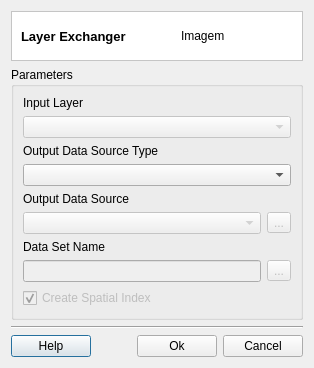
Before: the Qt Designer form src/terralib/qt/widgets/exchanger/ui/DirectExchangerDialogForm.ui in claudiobogossian/terralib5, drawn with Qt 5.
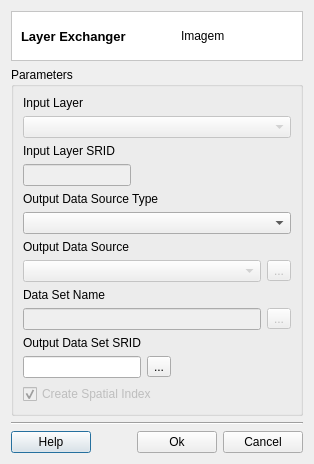
After: the same form once the commit is applied. Custom widgets are drawn as their Qt base class.

Commit message: created new attribute converter to associate/convert geometries. The attribute m_srid from DataSetAdapter has been removed. For geometries reprojection its now necessary to use this converter. All components were adapted for this new method.

```diff
--- a/src/terralib/qt/widgets/exchanger/ui/DirectExchangerDialogForm.ui
+++ b/src/terralib/qt/widgets/exchanger/ui/DirectExchangerDialogForm.ui
@@ -7,18 +7,18 @@
     <x>0</x>
     <y>0</y>
     <width>307</width>
-    <height>362</height>
+    <height>460</height>
    </rect>
   </property>
   <property name="windowTitle">
    <string>Layer Exchanger</string>
   </property>
-  <layout class="QGridLayout" name="gridLayout_13">
+  <layout class="QGridLayout" name="gridLayout_17">
    <property name="sizeConstraint">
     <enum>QLayout::SetFixedSize</enum>
    </property>
    <item row="0" column="0">
-    <layout class="QGridLayout" name="gridLayout_9">
+    <layout class="QGridLayout" name="gridLayout_16">
      <item row="0" column="0">
       <widget class="QFrame" name="frame_3">
        <property name="styleSheet">
@@ -81,9 +81,9 @@
        <property name="title">
         <string>Parameters</string>
        </property>
-       <layout class="QGridLayout" name="gridLayout_8">
+       <layout class="QGridLayout" name="gridLayout_15">
         <item row="0" column="0">
-         <layout class="QGridLayout" name="gridLayout_7">
+         <layout class="QGridLayout" name="gridLayout_14">
           <item row="0" column="0">
            <layout class="QGridLayout" name="gridLayout_2">
             <item row="0" column="0">
@@ -109,6 +109,50 @@
            </layout>
           </item>
           <item row="1" column="0">
+           <layout class="QGridLayout" name="gridLayout_8">
+            <item row="0" column="0">
+             <layout class="QGridLayout" name="gridLayout_7">
+              <item row="1" column="0">
+               <widget class="QLineEdit" name="m_inputSRIDLineEdit">
+                <property name="enabled">
+                 <bool>false</bool>
+                </property>
+                <property name="sizePolicy">
+                 <sizepolicy hsizetype="Preferred" vsizetype="Fixed">
+                  <horstretch>0</horstretch>
+                  <verstretch>0</verstretch>
+                 </sizepolicy>
+                </property>
+               </widget>
+              </item>
+              <item row="0" column="0">
+               <widget class="QLabel" name="label_5">
+                <property name="text">
+                 <string>Input Layer SRID</string>
+                </property>
+               </widget>
+              </item>
+             </layout>
+            </item>
+            <item row="0" column="1">
+             <spacer name="horizontalSpacer_2">
+              <property name="orientation">
+               <enum>Qt::Horizontal</enum>
+              </property>
+              <property name="sizeType">
+               <enum>QSizePolicy::MinimumExpanding</enum>
+              </property>
+              <property name="sizeHint" stdset="0">
+               <size>
+                <width>40</width>
+                <height>20</height>
+               </size>
+              </property>
+             </spacer>
+            </item>
+           </layout>
+          </item>
+          <item row="2" column="0">
            <layout class="QGridLayout" name="gridLayout_3">
             <item row="0" column="0">
              <widget class="QLabel" name="label_2">
@@ -122,7 +166,7 @@
             </item>
            </layout>
           </item>
-          <item row="2" column="0">
+          <item row="3" column="0">
            <layout class="QGridLayout" name="gridLayout_5">
             <item row="0" column="0">
              <widget class="QLabel" name="label_3">
@@ -154,7 +198,7 @@
             </item>
            </layout>
           </item>
-          <item row="3" column="0">
+          <item row="4" column="0">
            <layout class="QGridLayout" name="gridLayout_6">
             <item row="0" column="0">
              <widget class="QLabel" name="label_4">
@@ -186,7 +230,55 @@
             </item>
            </layout>
           </item>
-          <item row="4" column="0">
+          <item row="5" column="0">
+           <layout class="QGridLayout" name="gridLayout_9">
+            <item row="0" column="0">
+             <layout class="QGridLayout" name="gridLayout_13">
+              <item row="0" column="0">
+               <widget class="QLabel" name="label_6">
+                <property name="text">
+                 <string>Output Data Set SRID</string>
+                </property>
+               </widget>
+              </item>
+              <item row="1" column="0">
+               <widget class="QLineEdit" name="m_outputSRIDLineEdit">
+                <property name="sizePolicy">
+                 <sizepolicy hsizetype="Preferred" vsizetype="Fixed">
+                  <horstretch>0</horstretch>
+                  <verstretch>0</verstretch>
+                 </sizepolicy>
+                </property>
+               </widget>
+              </item>
+              <item row="1" column="1">
+               <widget class="QToolButton" name="m_outputSRIDToolButton">
+                <property name="text">
+                 <string>...</string>
+                </property>
+               </widget>
+              </item>
+             </layout>
+            </item>
+            <item row="0" column="1">
+             <spacer name="horizontalSpacer_3">
+              <property name="orientation">
+               <enum>Qt::Horizontal</enum>
+              </property>
+              <property name="sizeType">
+               <enum>QSizePolicy::MinimumExpanding</enum>
+              </property>
+              <property name="sizeHint" stdset="0">
+               <size>
+                <width>40</width>
+                <height>20</height>
+               </size>
+              </property>
+             </spacer>
+            </item>
+           </layout>
+          </item>
+          <item row="6" column="0">
            <widget class="QCheckBox" name="m_spatialIndexCheckBox">
             <property name="enabled">
              <bool>false</bool>
```
Left out of the diff: 3 changed lines with no effect on the pictures. The commit also changes 15 other files.
